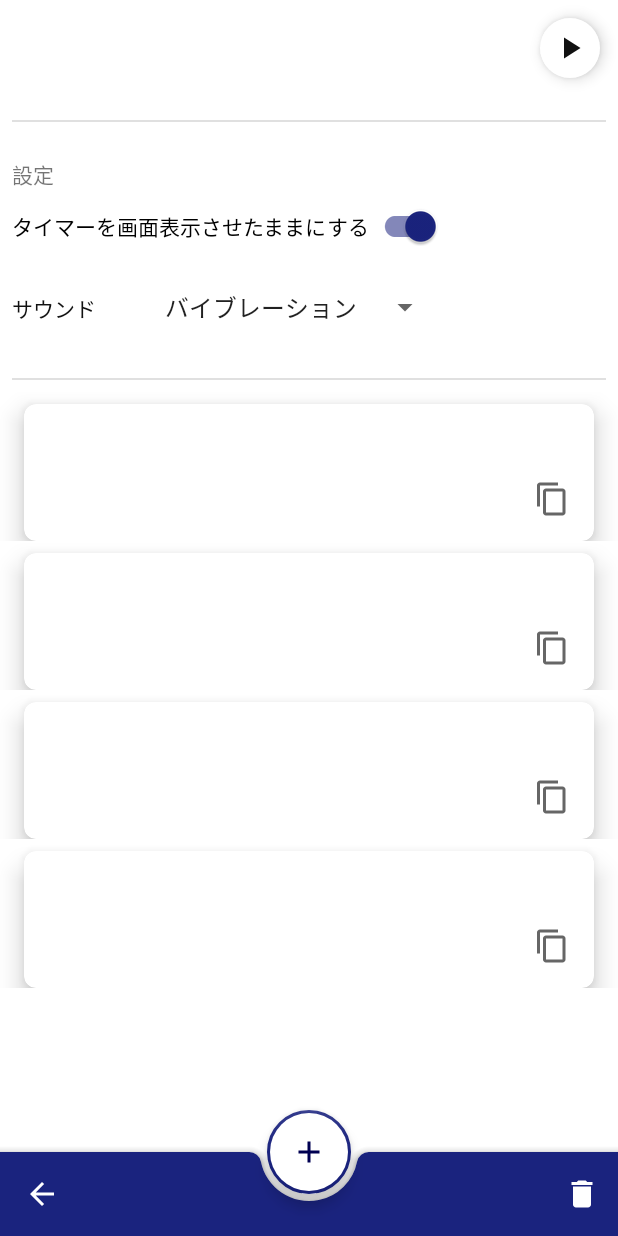
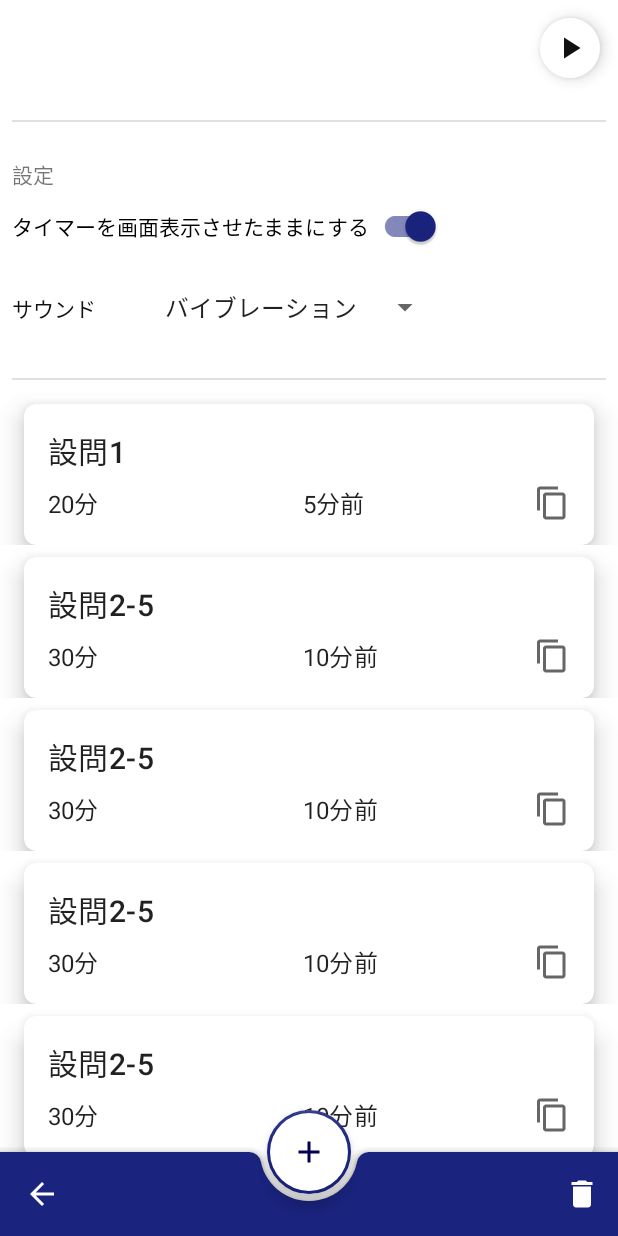
Before and after one commit to sakatani1103/TimerApp, an Android app: the PresetTimerListFragment screen opened through its navigation route, on a phone screen of 412 x 824 dp. Run offline under Robolectric (Android 15) with nearby library versions, the phone set to English and light mode, and no system bars; our stand-ins replace data binding; 1 statement that could not run was skipped.

Commit message:
TimerListFragmentからPresetTimerListFragmentへの画面遷移処理を追加

```diff
--- a/app/build.gradle
+++ b/app/build.gradle
@@ -6,12 +6,12 @@ plugins {
 }
 
 android {
-    compileSdk 30
+    compileSdk 31
 
     defaultConfig {
         applicationId "com.example.timerapp"
         minSdk 22
-        targetSdk 30
+        targetSdk 31
         versionCode 1
         versionName "1.0"
 
@@ -76,7 +76,7 @@ dependencies {
     implementation "androidx.lifecycle:lifecycle-runtime-ktx:$lifecycle_version"
 
     // Navigation Components
-    def navigation_version = "2.3.5"
+    def navigation_version = "2.4.0-alpha10"
     implementation "androidx.navigation:navigation-fragment-ktx:$navigation_version"
     implementation "androidx.navigation:navigation-ui-ktx:$navigation_version"
 
--- a/app/src/main/java/com/example/timerapp/adapter/PresetTimerListAdapter.kt
+++ b/app/src/main/java/com/example/timerapp/adapter/PresetTimerListAdapter.kt
@@ -3,11 +3,9 @@ package com.example.timerapp.adapter
 
 import android.view.LayoutInflater
 import android.view.ViewGroup
-import androidx.databinding.ViewDataBinding
 import androidx.recyclerview.widget.DiffUtil
 import androidx.recyclerview.widget.ListAdapter
 import androidx.recyclerview.widget.RecyclerView
-import androidx.room.Database
 import com.example.timerapp.database.PresetTimer
 import com.example.timerapp.databinding.PresetTimerListItemBinding
 import com.example.timerapp.databinding.TopListItemBinding
--- a/app/src/main/java/com/example/timerapp/adapter/TimerListAdapter.kt
+++ b/app/src/main/java/com/example/timerapp/adapter/TimerListAdapter.kt
@@ -5,13 +5,17 @@ import android.view.ViewGroup
 import android.view.animation.Animation
 import android.view.animation.RotateAnimation
 import androidx.databinding.ViewDataBinding
+import androidx.navigation.Navigation
+import androidx.navigation.findNavController
 import androidx.recyclerview.widget.DiffUtil
 import androidx.recyclerview.widget.ListAdapter
 import androidx.recyclerview.widget.RecyclerView
+import com.example.timerapp.R
 import com.example.timerapp.database.ListType
 import com.example.timerapp.database.Timer
 import com.example.timerapp.databinding.ListItemBinding
 import com.example.timerapp.databinding.SimpleListItemBinding
+import com.example.timerapp.ui.TimerFragmentDirections
 
 
 class TimerListAdapter :
@@ -79,6 +83,9 @@ class TimerListAdapter :
 
         override fun bind(timer: Timer) {
             binding.timer = timer
+            binding.topTopic.setOnClickListener(
+                Navigation.createNavigateOnClickListener(R.id.action_timerListFragment_to_presetTimerListFragment)
+            )
             binding.executePendingBindings()
         }
 
--- a/app/src/main/java/com/example/timerapp/ui/PresetTimerListFragment.kt
+++ b/app/src/main/java/com/example/timerapp/ui/PresetTimerListFragment.kt
@@ -29,9 +29,11 @@ class PresetTimerListFragment : Fragment() {
         )
         list.add(PresetTimer(2,"基本情報技術者午前試験", "設問2-5", "30分",
             "10分前"))
-        list.add(PresetTimer(2,"基本情報技術者午前試験", "設問2-5", "30分",
+        list.add(PresetTimer(3,"基本情報技術者午前試験", "設問2-5", "30分",
             "10分前"))
-        list.add(PresetTimer(2,"基本情報技術者午前試験", "設問2-5", "30分",
+        list.add(PresetTimer(4,"基本情報技術者午前試験", "設問2-5", "30分",
+            "10分前"))
+        list.add(PresetTimer(5,"基本情報技術者午前試験", "設問2-5", "30分",
             "10分前"))
 
         val presetTimerListAdapter = PresetTimerListAdapter()
--- a/app/src/main/java/com/example/timerapp/ui/TimerFragment.kt
+++ b/app/src/main/java/com/example/timerapp/ui/TimerFragment.kt
@@ -5,7 +5,9 @@ import androidx.fragment.app.Fragment
 import android.view.LayoutInflater
 import android.view.View
 import android.view.ViewGroup
+import android.widget.AdapterView
 import androidx.databinding.DataBindingUtil
+import androidx.navigation.fragment.findNavController
 import com.example.timerapp.R
 import com.example.timerapp.databinding.FragmentTimerBinding
 
--- a/app/src/main/java/com/example/timerapp/ui/TimerListFragment.kt
+++ b/app/src/main/java/com/example/timerapp/ui/TimerListFragment.kt
@@ -5,7 +5,9 @@ import androidx.fragment.app.Fragment
 import android.view.LayoutInflater
 import android.view.View
 import android.view.ViewGroup
+import android.widget.AdapterView
 import androidx.databinding.DataBindingUtil
+import androidx.navigation.fragment.findNavController
 import com.example.timerapp.R
 import com.example.timerapp.adapter.TimerListAdapter
 import com.example.timerapp.database.ListType
@@ -42,4 +44,5 @@ class TimerListFragment : Fragment() {
 
         return binding.root
     }
+
 }
--- a/app/src/main/res/layout/fragment_preset_timer_list.xml
+++ b/app/src/main/res/layout/fragment_preset_timer_list.xml
@@ -1,7 +1,7 @@
 <?xml version="1.0" encoding="utf-8"?>
 <layout xmlns:android="http://schemas.android.com/apk/res/android"
-    xmlns:tools="http://schemas.android.com/tools"
-    xmlns:apps="http://schemas.android.com/apk/res-auto">
+    xmlns:apps="http://schemas.android.com/apk/res-auto"
+    xmlns:tools="http://schemas.android.com/tools">
 
     <data>
 
@@ -18,9 +18,9 @@
             android:clipToPadding="false">
 
             <androidx.recyclerview.widget.RecyclerView
+                android:id="@+id/preset_timer_list"
                 android:layout_width="match_parent"
                 android:layout_height="match_parent"
-                android:id="@+id/preset_timer_list"
                 android:scrollbars="vertical"
                 apps:layoutManager="androidx.recyclerview.widget.LinearLayoutManager" />
 
@@ -32,8 +32,8 @@
             android:layout_width="match_parent"
             android:layout_height="wrap_content"
             android:layout_gravity="bottom"
-            apps:navigationIcon="@drawable/ic_back"
-            apps:menu="@menu/bottom_app_bar" />
+            apps:menu="@menu/bottom_app_bar"
+            apps:navigationIcon="@drawable/ic_back" />
 
         <com.google.android.material.floatingactionbutton.FloatingActionButton
             android:layout_width="wrap_content"
--- a/app/src/main/res/layout/list_item.xml
+++ b/app/src/main/res/layout/list_item.xml
@@ -54,6 +54,7 @@
                     android:padding="@dimen/card_padding">
 
                     <TextView
+                        android:id="@+id/timer_name"
                         android:layout_width="wrap_content"
                         android:layout_height="wrap_content"
                         android:text="@{timer.name}"
--- a/app/src/main/res/layout/preset_timer_list_item.xml
+++ b/app/src/main/res/layout/preset_timer_list_item.xml
@@ -46,7 +46,7 @@
                         android:layout_width="wrap_content"
                         android:layout_height="wrap_content"
                         android:textAppearance="@style/TextAppearance.MaterialComponents.Headline6"
-                        android:text="@{presetTimerItem.PresetTimerItem}"
+                        android:text="@{presetTimerItem.presetTimer.presetName.toString()}"
                         tools:text="設問2-5" />
 
                     <LinearLayout
@@ -60,7 +60,7 @@
                             android:layout_height="wrap_content"
                             android:textAppearance="@style/TextAppearance.MaterialComponents.Subtitle1"
                             android:layout_weight="1"
-                            android:text="@{presetTimerItem.PresetTimerItem}"
+                            android:text="@{presetTimerItem.presetTimer.presetTime.toString()}"
                             tools:text="20分" />
 
                         <TextView
@@ -69,7 +69,7 @@
                             android:layout_marginStart="@dimen/card_margin"
                             android:textAppearance="@style/TextAppearance.MaterialComponents.Subtitle1"
                             android:layout_weight="1"
-                            android:text="@{presetTimerItem.PresetTimerItem}"
+                            android:text="@{presetTimerItem.presetTimer.notificationTime.toString()}"
                             tools:text="通知 : 5分前" />
 
                         <ImageView
--- a/build.gradle
+++ b/build.gradle
@@ -11,7 +11,7 @@ buildscript {
     dependencies {
         classpath "com.android.tools.build:gradle:$gradle_version"
         classpath "org.jetbrains.kotlin:kotlin-gradle-plugin:1.5.21"
-        classpath "androidx.navigation:navigation-safe-args-gradle-plugin:2.3.5"
+        classpath "androidx.navigation:navigation-safe-args-gradle-plugin:2.4.0-alpha10"
 
         // NOTE: Do not place your application dependencies here; they belong
         // in the individual module build.gradle files
```
